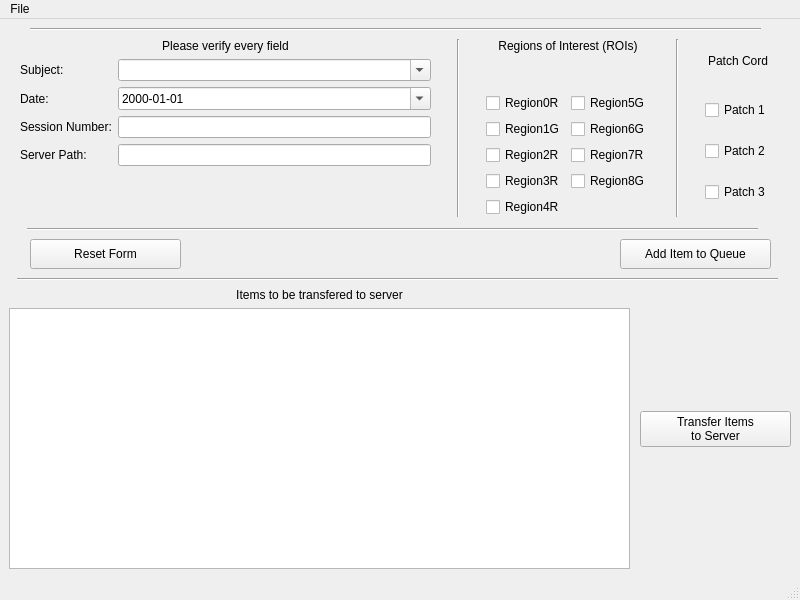
This is deploy/fiberphotometry/fiber_photometry_form.ui in int-brain-lab/iblscripts as Qt 5 draws it before an edit. The edited form follows.
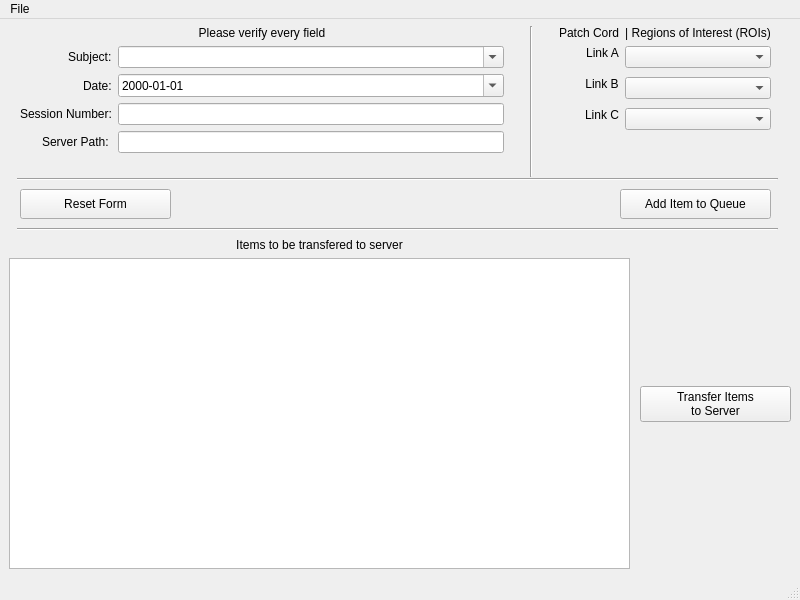
This is the edited form.

Commit message: ensure one-to-one relationship with patch cord links to ROIs, verification of selections, UI file modification

```diff
--- a/deploy/fiberphotometry/fiber_photometry_form.ui
+++ b/deploy/fiberphotometry/fiber_photometry_form.ui
@@ -30,9 +30,9 @@
     <property name="geometry">
      <rect>
       <x>9</x>
-      <y>269</y>
+      <y>219</y>
       <width>621</width>
-      <height>281</height>
+      <height>331</height>
      </rect>
     </property>
     <layout class="QVBoxLayout" name="verticalLayout">
@@ -58,9 +58,9 @@
     <property name="geometry">
      <rect>
       <x>640</x>
-      <y>270</y>
+      <y>220</y>
       <width>151</width>
-      <height>281</height>
+      <height>331</height>
      </rect>
     </property>
     <layout class="QVBoxLayout" name="verticalLayout_2">
@@ -96,7 +96,7 @@
     <property name="geometry">
      <rect>
       <x>17</x>
-      <y>250</y>
+      <y>200</y>
       <width>761</width>
       <height>20</height>
      </rect>
@@ -109,7 +109,7 @@
     <property name="geometry">
      <rect>
       <x>620</x>
-      <y>220</y>
+      <y>170</y>
       <width>151</width>
       <height>30</height>
      </rect>
@@ -125,14 +125,20 @@
     <property name="geometry">
      <rect>
       <x>20</x>
-      <y>20</y>
+      <y>7</y>
       <width>751</width>
-      <height>178</height>
+      <height>151</height>
      </rect>
     </property>
     <layout class="QHBoxLayout" name="horizontalLayout">
      <item>
       <layout class="QFormLayout" name="formLayout">
+       <property name="labelAlignment">
+        <set>Qt::AlignRight|Qt::AlignTrailing|Qt::AlignVCenter</set>
+       </property>
+       <property name="formAlignment">
+        <set>Qt::AlignRight|Qt::AlignTop|Qt::AlignTrailing</set>
+       </property>
        <item row="0" column="0" colspan="2">
         <widget class="QLabel" name="label_7">
          <property name="text">
@@ -239,99 +245,6 @@
        </property>
       </widget>
      </item>
-     <item>
-      <spacer name="verticalSpacer">
-       <property name="orientation">
-        <enum>Qt::Vertical</enum>
-       </property>
-       <property name="sizeHint" stdset="0">
-        <size>
-         <width>20</width>
-         <height>40</height>
-        </size>
-       </property>
-      </spacer>
-     </item>
-     <item>
-      <layout class="QGridLayout" name="gridLayout">
-       <property name="sizeConstraint">
-        <enum>QLayout::SetFixedSize</enum>
-       </property>
-       <item row="4" column="0">
-        <widget class="QCheckBox" name="cb_region3r">
-         <property name="text">
-          <string>Region3R</string>
-         </property>
-        </widget>
-       </item>
-       <item row="6" column="0">
-        <widget class="QCheckBox" name="cb_region4r">
-         <property name="text">
-          <string>Region4R</string>
-         </property>
-        </widget>
-       </item>
-       <item row="1" column="0">
-        <widget class="QCheckBox" name="cb_region0r">
-         <property name="text">
-          <string>Region0R</string>
-         </property>
-        </widget>
-       </item>
-       <item row="4" column="1">
-        <widget class="QCheckBox" name="cb_region8g">
-         <property name="text">
-          <string>Region8G</string>
-         </property>
-        </widget>
-       </item>
-       <item row="1" column="1">
-        <widget class="QCheckBox" name="cb_region5g">
-         <property name="text">
-          <string>Region5G</string>
-         </property>
-        </widget>
-       </item>
-       <item row="3" column="1">
-        <widget class="QCheckBox" name="cb_region7r">
-         <property name="text">
-          <string>Region7R</string>
-         </property>
-        </widget>
-       </item>
-       <item row="0" column="0" colspan="2">
-        <widget class="QLabel" name="label">
-         <property name="text">
-          <string>Regions of Interest (ROIs)</string>
-         </property>
-         <property name="alignment">
-          <set>Qt::AlignHCenter|Qt::AlignTop</set>
-         </property>
-        </widget>
-       </item>
-       <item row="2" column="0">
-        <widget class="QCheckBox" name="cb_region1g">
-         <property name="text">
-          <string>Region1G</string>
-         </property>
-        </widget>
-       </item>
-       <item row="3" column="0">
-        <widget class="QCheckBox" name="cb_region2r">
-         <property name="text">
-          <string>Region2R</string>
-         </property>
-        </widget>
-       </item>
-       <item row="2" column="1">
-        <widget class="QCheckBox" name="cb_region6g">
-         <property name="text">
-          <string>Region6G</string>
-         </property>
-        </widget>
-       </item>
-      </layout>
-     </item>
      <item>
       <spacer name="verticalSpacer_4">
        <property name="orientation">
@@ -346,70 +259,112 @@
       </spacer>
      </item>
      <item>
-      <widget class="Line" name="line_2">
-       <property name="orientation">
-        <enum>Qt::Vertical</enum>
+      <layout class="QFormLayout" name="formLayout_2">
+       <property name="labelAlignment">
+        <set>Qt::AlignRight|Qt::AlignTrailing|Qt::AlignVCenter</set>
        </property>
-      </widget>
-     </item>
-     <item>
-      <spacer name="verticalSpacer_3">
-       <property name="orientation">
-        <enum>Qt::Vertical</enum>
+       <property name="formAlignment">
+        <set>Qt::AlignRight|Qt::AlignTop|Qt::AlignTrailing</set>
        </property>
-       <property name="sizeHint" stdset="0">
-        <size>
-         <width>20</width>
-         <height>40</height>
-        </size>
-       </property>
-      </spacer>
-     </item>
-     <item>
-      <layout class="QVBoxLayout" name="verticalLayout_4">
-       <item>
-        <widget class="QLabel" name="label_5">
-         <property name="minimumSize">
-          <size>
-           <width>0</width>
-           <height>25</height>
-          </size>
-         </property>
-         <property name="maximumSize">
-          <size>
-           <width>16777215</width>
-           <height>25</height>
-          </size>
-         </property>
+       <item row="0" column="0">
+        <widget class="QLabel" name="label_10">
          <property name="text">
           <string>Patch Cord</string>
          </property>
+        </widget>
+       </item>
+       <item row="0" column="1">
+        <widget class="QLabel" name="label">
+         <property name="text">
+          <string>| Regions of Interest (ROIs)</string>
+         </property>
          <property name="alignment">
           <set>Qt::AlignHCenter|Qt::AlignTop</set>
          </property>
         </widget>
        </item>
-       <item>
-        <widget class="QCheckBox" name="cb_patch1">
+       <item row="1" column="0">
+        <widget class="QLabel" name="label_5">
+         <property name="minimumSize">
+          <size>
+           <width>0</width>
+           <height>25</height>
+          </size>
+         </property>
+         <property name="maximumSize">
+          <size>
+           <width>16777215</width>
+           <height>25</height>
+          </size>
+         </property>
+         <property name="layoutDirection">
+          <enum>Qt::LeftToRight</enum>
+         </property>
          <property name="text">
-          <string>Patch 1</string>
+          <string>Link A</string>
          </property>
+         <property name="alignment">
+          <set>Qt::AlignHCenter|Qt::AlignTop</set>
+         </property>
         </widget>
        </item>
-       <item>
-        <widget class="QCheckBox" name="cb_patch2">
+       <item row="1" column="1">
+        <widget class="QComboBox" name="link_a_combo_box">
+         <property name="placeholderText">
+          <string/>
+         </property>
+        </widget>
+       </item>
+       <item row="2" column="0">
+        <widget class="QLabel" name="label_8">
+         <property name="minimumSize">
+          <size>
+           <width>0</width>
+           <height>25</height>
+          </size>
+         </property>
+         <property name="maximumSize">
+          <size>
+           <width>16777215</width>
+           <height>25</height>
+          </size>
+         </property>
          <property name="text">
-          <string>Patch 2</string>
+          <string>Link B</string>
          </property>
+         <property name="alignment">
+          <set>Qt::AlignHCenter|Qt::AlignTop</set>
+         </property>
         </widget>
        </item>
-       <item>
-        <widget class="QCheckBox" name="cb_patch3">
+       <item row="2" column="1">
+        <widget class="QComboBox" name="link_b_combo_box"/>
+       </item>
+       <item row="3" column="0">
+        <widget class="QLabel" name="label_9">
+         <property name="minimumSize">
+          <size>
+           <width>0</width>
+           <height>25</height>
+          </size>
+         </property>
+         <property name="maximumSize">
+          <size>
+           <width>16777215</width>
+           <height>25</height>
+          </size>
+         </property>
          <property name="text">
-          <string>Patch 3</string>
+          <string>Link C</string>
          </property>
+         <property name="alignment">
+          <set>Qt::AlignHCenter|Qt::AlignTop</set>
+         </property>
         </widget>
        </item>
+       <item row="3" column="1">
+        <widget class="QComboBox" name="link_c_combo_box"/>
+       </item>
       </layout>
      </item>
     </layout>
@@ -417,22 +372,9 @@
    <widget class="Line" name="line_3">
     <property name="geometry">
      <rect>
-      <x>27</x>
-      <y>200</y>
-      <width>731</width>
-      <height>20</height>
-     </rect>
-    </property>
-    <property name="orientation">
-     <enum>Qt::Horizontal</enum>
-    </property>
-   </widget>
-   <widget class="Line" name="line_4">
-    <property name="geometry">
-     <rect>
-      <x>30</x>
-      <y>0</y>
-      <width>731</width>
+      <x>17</x>
+      <y>150</y>
+      <width>761</width>
       <height>20</height>
      </rect>
     </property>
@@ -443,8 +385,8 @@
    <widget class="QPushButton" name="button_reset_form">
     <property name="geometry">
      <rect>
-      <x>30</x>
-      <y>220</y>
+      <x>20</x>
+      <y>170</y>
       <width>151</width>
       <height>30</height>
      </rect>
```
The commit also changes 2 other files.
